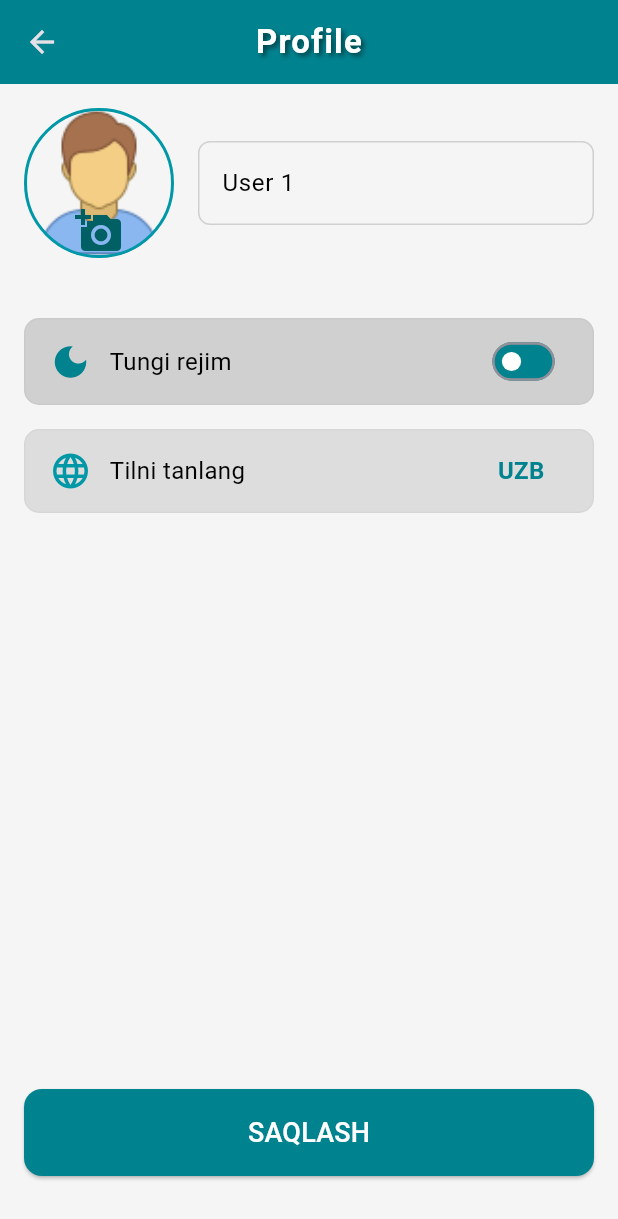
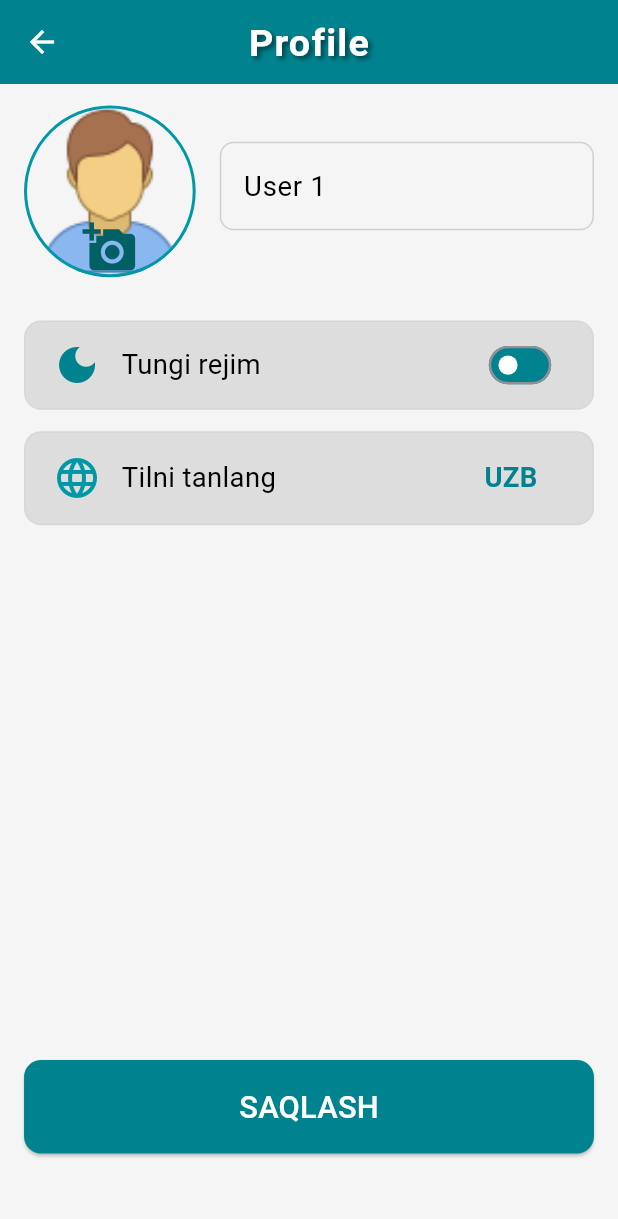
Before and after one commit to BekpolatNormurodov/wordgame, a Flutter app: the AccountPage screen opened directly, on a phone screen of 412 x 824 dp. Shown: the top 1219 px of the screen. Run offline on Flutter 3.47's test engine with Material 3 defaults, Android fonts, the light colour scheme and no system bars; our stand-ins replace animated_toggle_switch, audioplayers, flutter_screenutil, get, google_fonts, image_picker and 1 more.

Commit message:
w, h, sp, r

```diff
--- a/lib/Screen/Account/account_page.dart
+++ b/lib/Screen/Account/account_page.dart
@@ -2,7 +2,7 @@ import 'package:wordgame/library.dart';
 import 'dart:io';
 
 class AccountPage extends StatefulWidget {
-  const AccountPage({super.key});
+  AccountPage({super.key});
 
   @override
   State<AccountPage> createState() => _AccountPageState();
@@ -35,10 +35,11 @@ class _AccountPageState extends State<AccountPage>
       backgroundColor: Colors.grey.shade100,
       appBar: AppBar(
         backgroundColor: Colors.cyan.shade800,
-        title: const Text(
+        leading: GestureDetector(onTap: ()=>Get.back(), child: Icon(Icons.arrow_back, color: Colors.white,),),
+        title: Text(
           "Profile",
           style: TextStyle(
-            fontSize: 22,
+            fontSize: 22.sp,
             fontWeight: FontWeight.bold,
             letterSpacing: .8,
             color: Colors.white,
@@ -56,20 +57,20 @@ class _AccountPageState extends State<AccountPage>
       body: Container(
         width: double.infinity,
         height: double.infinity,
-        padding: EdgeInsets.only(left: 16, right: 16, top: 16, bottom: 20),
+        padding: EdgeInsets.only(left: 14.w, right: 14.w, top: 12.h, bottom: 26.h),
         child: Column(
           children: [
             // Avatar
             SizedBox(
-              height: 140,
+              height: 120.h,
               child: Row(
                 crossAxisAlignment: CrossAxisAlignment.start,
                 children: [
                   GestureDetector(
                     onTap: pickImage,
                     child: Container(
-                      width: 100,
-                      height: 100,
+                      width: 100.w,
+                      height: 100.w,
                       decoration: BoxDecoration(
                         shape: BoxShape.circle,
                         border:
@@ -77,7 +78,7 @@ class _AccountPageState extends State<AccountPage>
                         image: DecorationImage(
                           image: profileImage != null
                               ? FileImage(profileImage!)
-                              : const AssetImage('assets/icons/face.png')
+                              : AssetImage('assets/icons/face.png')
                                   as ImageProvider,
                           fit: BoxFit.cover,
                         ),
@@ -87,21 +88,21 @@ class _AccountPageState extends State<AccountPage>
                           ? Icon(
                               Icons.add_a_photo,
                               color: Colors.cyan.shade900,
-                              size: 32,
+                              size: 32.sp,
                             )
                           : null,
                     ),
                   ),
                   Expanded(
                     child: Container(
-                      height: 100,
+                      height: 90.h,
                       alignment: Alignment.center,
-                      padding: EdgeInsets.only(left: 16),
+                      padding: EdgeInsets.only(left: 14.w),
                       child: TextFormField(
                         style: TextStyle(
                           color: Colors.black,
                           fontWeight: FontWeight.w400,
-                          fontSize: 16,
+                          fontSize: 16.sp,
                         ),
                         cursorColor: Colors.cyan.shade800,
                         cursorWidth: 1.6,
@@ -110,17 +111,17 @@ class _AccountPageState extends State<AccountPage>
                           filled: true,
                           fillColor: Colors.transparent,
                           border: OutlineInputBorder(
-                            borderRadius: BorderRadius.circular(8),
+                            borderRadius: BorderRadius.circular(8.r),
                             borderSide: BorderSide(
                                 color: Color.fromRGBO(0, 0, 0, 0.15)),
                           ),
                           enabledBorder: OutlineInputBorder(
-                            borderRadius: BorderRadius.circular(8),
+                            borderRadius: BorderRadius.circular(8.r),
                             borderSide: BorderSide(
                                 color: Color.fromRGBO(0, 0, 0, 0.15)),
                           ),
                           focusedBorder: OutlineInputBorder(
-                            borderRadius: BorderRadius.circular(8),
+                            borderRadius: BorderRadius.circular(8.r),
                             borderSide: BorderSide(color: Colors.cyan.shade800),
                           ),
                         ),
@@ -132,10 +133,10 @@ class _AccountPageState extends State<AccountPage>
             ),
             // 🌙 Dark Mode
             Container(
-              padding: const EdgeInsets.symmetric(horizontal: 16, vertical: 4),
+              padding: EdgeInsets.symmetric(horizontal: 16.w, vertical: 4.h),
               decoration: BoxDecoration(
-                color: Color.fromRGBO(0, 0, 0, 0.15),
-                borderRadius: BorderRadius.circular(10),
+                color: Color.fromRGBO(0, 0, 0, 0.1),
+                borderRadius: BorderRadius.circular(10.r),
                 border: Border.all(color: Color.fromRGBO(0, 0, 0, 0.03)),
               ),
               child: Row(
@@ -146,12 +147,12 @@ class _AccountPageState extends State<AccountPage>
                       Icon(
                         Icons.dark_mode,
                         color: Colors.cyan.shade800,
-                        size: 28,
+                        size: 28.sp,
                       ),
-                      const SizedBox(width: 12),
-                      const Text(
+                      SizedBox(width: 12.w),
+                      Text(
                         "Tungi rejim",
-                        style: TextStyle(fontSize: 16, color: Colors.black),
+                        style: TextStyle(fontSize: 16.sp, color: Colors.black),
                       ),
                     ],
                   ),
@@ -169,7 +170,7 @@ class _AccountPageState extends State<AccountPage>
                 ],
               ),
             ),
-            const SizedBox(height: 16),
+            SizedBox(height: 12.h),
 
             // 🌐 Til tanlash
             Column(
@@ -182,12 +183,12 @@ class _AccountPageState extends State<AccountPage>
                     });
                   },
                   child: Container(
-                    padding: const EdgeInsets.symmetric(
-                        horizontal: 16, vertical: 13),
+                    padding: EdgeInsets.symmetric(
+                        horizontal: 16.w, vertical: 12.h),
                     decoration: BoxDecoration(
                       color: Color.fromRGBO(0, 0, 0, 0.1),
                       border: Border.all(color: Color.fromRGBO(0, 0, 0, 0.03)),
-                      borderRadius: BorderRadius.circular(10),
+                      borderRadius: BorderRadius.circular(10.r),
                     ),
                     child: Row(
                       mainAxisAlignment: MainAxisAlignment.spaceBetween,
@@ -195,21 +196,21 @@ class _AccountPageState extends State<AccountPage>
                         Row(
                           children: [
                             Icon(Icons.language,
-                                color: Colors.cyan.shade700, size: 28),
-                            const SizedBox(width: 12),
-                            const Text(
+                                color: Colors.cyan.shade700, size: 28.sp),
+                            SizedBox(width: 12.w),
+                            Text(
                               "Tilni tanlang",
                               style:
-                                  TextStyle(fontSize: 16, color: Colors.black),
+                                  TextStyle(fontSize: 16.sp, color: Colors.black),
                             ),
                           ],
                         ),
                         Padding(
-                          padding: const EdgeInsets.only(right: 16),
+                          padding: EdgeInsets.only(right: 16.w),
                           child: Text(
                             selectedLanguage.toUpperCase(),
                             style: TextStyle(
-                                fontSize: 16,
+                                fontSize: 16.sp,
                                 color: Colors.cyan.shade800,
                                 fontWeight: FontWeight.w700),
                           ),
@@ -218,23 +219,23 @@ class _AccountPageState extends State<AccountPage>
                     ),
                   ),
                 ),
-                const SizedBox(height: 4),
+                SizedBox(height: 4),
 
                 // 🔽 Animatsiya bilan ochiladigan qism
                 ClipRect(
                   child: AnimatedSize(
-                    duration: const Duration(milliseconds: 300),
+                    duration: Duration(milliseconds: 300),
                     curve: Curves.easeInOut,
                     child: ConstrainedBox(
                       constraints: isLanguageDropdownOpen
-                          ? const BoxConstraints()
-                          : const BoxConstraints(maxHeight: 0),
+                          ? BoxConstraints()
+                          : BoxConstraints(maxHeight: 0),
                       child: Container(
-                        padding: EdgeInsets.all(1),
+                        padding: EdgeInsets.all(1.w),
                         decoration: BoxDecoration(
                           border:
                               Border.all(color: Color.fromRGBO(0, 0, 0, 0.1)),
-                          borderRadius: BorderRadius.circular(8),
+                          borderRadius: BorderRadius.circular(8.sp),
                         ),
                         child: Column(
                           children: languages.asMap().entries.map((entry) {
@@ -244,25 +245,25 @@ class _AccountPageState extends State<AccountPage>
                             final backgroundColor = Color.fromRGBO(0, 0, 0, 0.1);
 
                             return Container(
-                              margin: EdgeInsets.symmetric(vertical: 1, horizontal: 2),
+                              margin: EdgeInsets.symmetric(vertical: 1.w, horizontal: 2.h),
                               decoration: BoxDecoration(
-                                borderRadius: BorderRadius.circular(8),
+                                borderRadius: BorderRadius.circular(8.r),
                                 color: backgroundColor,
                               ),
                               child: ListTile(
                                 contentPadding:
-                                     EdgeInsets.symmetric(horizontal: 20),
+                                     EdgeInsets.symmetric(horizontal: 20.w),
                                 title: Text(
                                   lang.toUpperCase(),
-                                  style: const TextStyle(
+                                  style: TextStyle(
                                     color: Colors.black54,
                                     fontWeight: FontWeight.w600,
-                                    fontSize: 14,
+                                    fontSize: 14.sp,
                                   ),
                                 ),
                                 trailing: selectedLanguage == lang
                                     ? Padding(
-                                      padding: const EdgeInsets.only(right: 8),
+                                      padding: EdgeInsets.only(right: 8.w),
                                       child: Icon(Icons.check,
                                           color: Colors.cyan.shade800),
                                     )
@@ -288,20 +289,20 @@ class _AccountPageState extends State<AccountPage>
 
             // 💾 Saqlash tugmasi
             Container(
-              margin: EdgeInsets.only(bottom: 20),
+              margin: EdgeInsets.only(bottom: 20.h),
               width: double.infinity,
               child: ElevatedButton(
                 onPressed: () {},
                 style: ElevatedButton.styleFrom(
                   backgroundColor: Colors.cyan.shade800,
-                  padding: const EdgeInsets.symmetric(vertical: 16),
+                  padding: EdgeInsets.symmetric(vertical: 14.h),
                   shape: RoundedRectangleBorder(
-                    borderRadius: BorderRadius.circular(12),
+                    borderRadius: BorderRadius.circular(10.r),
                   ),
                 ),
-                child: const Text(
+                child: Text(
                   'SAQLASH',
-                  style: TextStyle(fontSize: 18, color: Colors.white),
+                  style: TextStyle(fontSize: 18.sp, color: Colors.white),
                 ),
               ),
             ),
```
Also changed, not shown: lib/Games/hangman_page.dart (+41 -43 lines), lib/Screen/Account/account_create.dart (+53 -53 lines), lib/Screen/Ranking/league_ranking.dart (+33 -87 lines), lib/Screen/home/category_page.dart (+10 -11 lines), lib/Screen/home/home_page.dart (+15 -16 lines), lib/Screen/steps/steps_page.dart (+47 -24 lines).
